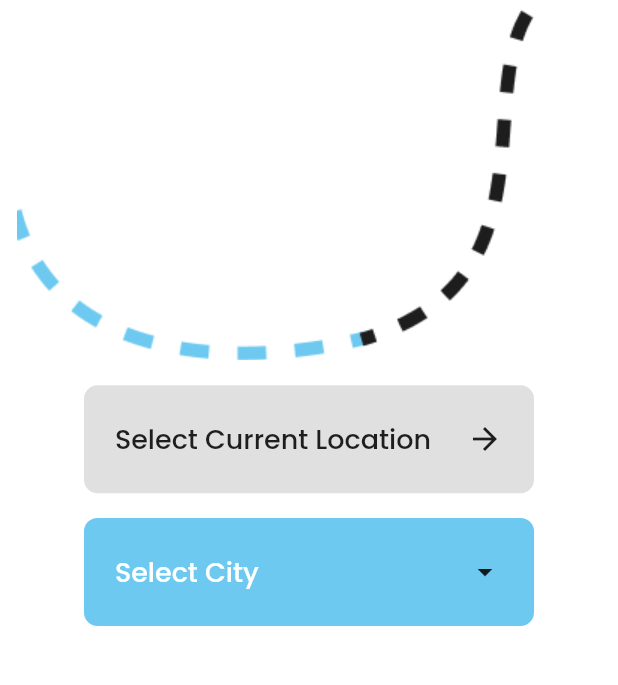
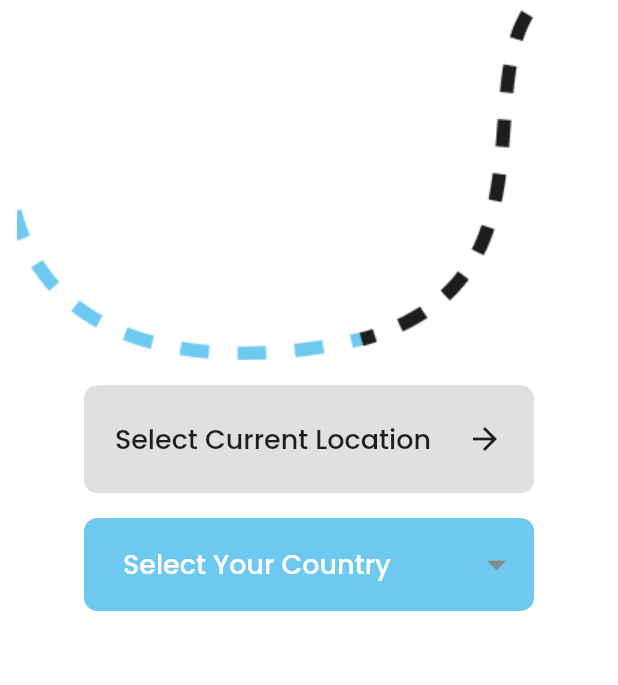
Before and after one commit to MuhammadDaniyal32/Weather_Forecast_FlutterApp, a Flutter app: the screen it shows after launch, on a phone screen of 412 x 824 dp, the part 489-1174 px from its top. Run offline on Flutter 3.47's test engine with Material 2 defaults, Android fonts, the phone set to English and light mode, and no system bars; our stand-ins replace dropdown_button2, geolocator.

Commit message:
Added DropDown And Fixed Issues ,App Completed

```diff
--- a/lib/utility/constants.dart
+++ b/lib/utility/constants.dart
@@ -3,4 +3,11 @@ class Constants {
 
   static String get appTitle => "Weather App";
 
+  static List<String> cityList = [
+    'Karachi',
+    'Lahore',
+    'Multan',
+    'hyderabad'
+  ];
+
 }
--- a/lib/views/city_selection_screen.dart
+++ b/lib/views/city_selection_screen.dart
@@ -54,9 +54,9 @@ class CitySelectionScreen extends StatelessWidget {
           Expanded(
             child: ListView(children: [
               List_Tile(title: "Current Location", color: Color(0xffF6F6F6),icon: Icon(Icons.my_location), onlist_tap: ()=>onlist_tap(context),),
-              List_Tile(title: "Karachi, Pakistan",color: Color(0xffF6F6F6), onlist_tap: () {  },),
+          /*    List_Tile(title: "Karachi, Pakistan",color: Color(0xffF6F6F6), onlist_tap: () {  },),
               List_Tile(title: "Sydney, Australia",color: Color(0xffF6F6F6), onlist_tap: () {  },),
-              List_Tile(title: "Barcelona, Argnetina",color: Color(0xffF6F6F6), onlist_tap: () {  },),
+              List_Tile(title: "Barcelona, Argnetina",color: Color(0xffF6F6F6), onlist_tap: () {  },),*/
             ],),
           )
         ],
@@ -69,7 +69,6 @@ class CitySelectionScreen extends StatelessWidget {
   }
 
   onlist_tap(BuildContext context) {
-
     Future<Position> position=determinePosition();
     position.then((value) {
       Navigator.of(context).push(MaterialPageRoute(builder: (_) => HomeScreen(position:value)));
--- a/lib/views/landing_screen.dart
+++ b/lib/views/landing_screen.dart
@@ -1,8 +1,13 @@
 import 'package:flutter/material.dart';
 import 'package:weather_app/utility/app_colors.dart';
+import 'package:weather_app/utility/constants.dart';
 import 'package:weather_app/utility/spacing.dart';
 import 'package:weather_app/utility/utils.dart';
 import 'package:weather_app/views/city_selection_screen.dart';
+import 'package:dropdown_button2/dropdown_button2.dart';
+import 'package:weather_app/views/home_screen.dart';
+
+import '../utility/form_validator.dart';
 
 class LandingScreen extends StatefulWidget {
 
@@ -14,6 +19,7 @@ class LandingScreen extends StatefulWidget {
 class _LandingScreenState extends State<LandingScreen> {
   @override
   Widget build(BuildContext context) {
+    String _country;
     return Scaffold(
       backgroundColor: AppColors.appbgColor,
       body: Column(
@@ -61,28 +67,43 @@ class _LandingScreenState extends State<LandingScreen> {
             ),
           ),
           VerticalSpacing(UIExt(context).screenHeight()*0.020),
-          GestureDetector(
-            onTap: (){},
-            child: Container(
-              width: 300,
-              height: 72,
-              decoration: BoxDecoration(
-              borderRadius: BorderRadius.all(Radius.circular(9)),
-                color: AppColors.appprimaryColor
+          Container(
+            width: 300,
+            height: 62,
+            decoration: BoxDecoration(
+                color: AppColors.appprimaryColor,
+                borderRadius: BorderRadius.circular(9)),
+            child: DropdownButtonFormField2(
+              decoration: const InputDecoration(
+                border: InputBorder.none),
+              hint:Text(
+                'Select Your Country',
+                style: TextStyle(fontSize: 18,fontWeight: FontWeight.w500,color: AppColors.whiteColor),
               ),
-              child: Row(
-                mainAxisAlignment: MainAxisAlignment.center,
-                children: [
-                  HorizontalSpacing(UIExt(context).screenWidth()*0.050),
-                  Text("Select City",style: TextStyle(fontSize: 18,fontWeight: FontWeight.w500,color: AppColors.whiteColor)),
-                  Spacer(),
-                  Icon(Icons.arrow_drop_down_outlined),
-                  HorizontalSpacing(UIExt(context).screenWidth()*0.050),
-                ],
+              icon: const Icon(
+                Icons.arrow_drop_down,
+                color: Color(0xFF868889),
               ),
+              iconSize: 30,
+              buttonHeight: 40,
+              buttonPadding: const EdgeInsets.only(left: 10, right: 10),
+              dropdownDecoration: BoxDecoration(
+                borderRadius: BorderRadius.circular(10),
+              ),
+              items: Constants.cityList
+                  .map((item) => DropdownMenuItem<String>(
+                value: item,
+                child: Text(
+                  item,
+                  style: TextStyle(fontSize: 18,fontWeight: FontWeight.w500),
+                ),
+              ))
+                  .toList(),
+              validator: (value) => validateDropDownField(value.toString()),
+              onChanged: (value) {ondropdown_change(value.toString(),context);},
+              onSaved: (value) {} ,
             ),
           ),
-
 
         ]
       ),
@@ -92,4 +113,8 @@ class _LandingScreenState extends State<LandingScreen> {
   oncurrentloc_tap(BuildContext context) {
      Navigator.of(context).push(MaterialPageRoute(builder: (_) => CitySelectionScreen()));
   }
+
+  ondropdown_change(String? value, BuildContext context) {
+    Navigator.of(context).push(MaterialPageRoute(builder: (_) => HomeScreen(city: value)));
+  }
 }
--- a/pubspec.yaml
+++ b/pubspec.yaml
@@ -48,6 +48,7 @@ dev_dependencies:
   geolocator: ^9.0.0
   http: ^0.13.4
   intl: any
+  dropdown_button2: ^1.4.0
 
 # For information on the generic Dart part of this file, see the
 # following page: https://dart.dev/tools/pub/pubspec
```
Also changed, not shown: lib/services/remoteservices/weather_forcast_service.dart (+17 -0 lines), lib/views/home_screen.dart (+36 -7 lines), pubspec.lock.
